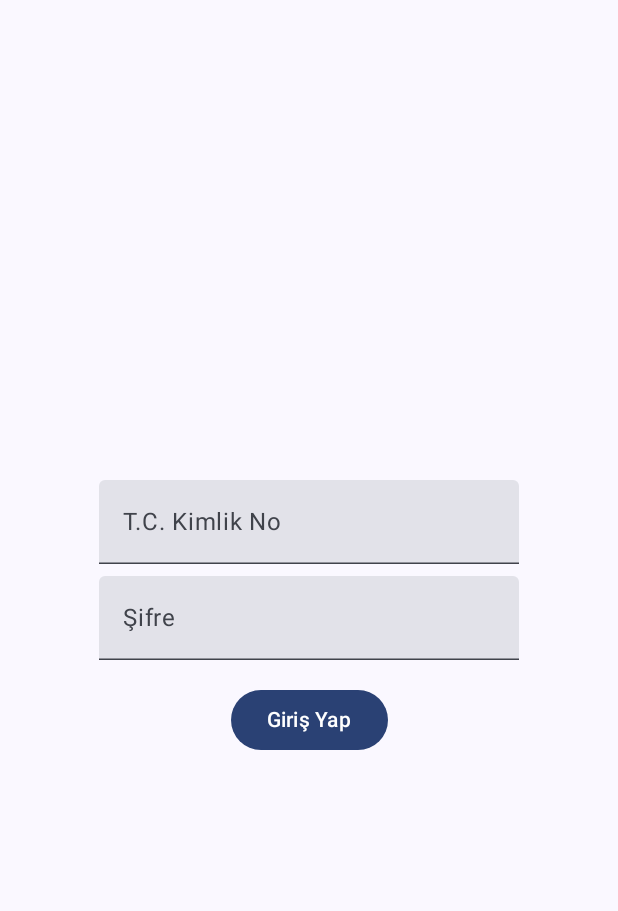
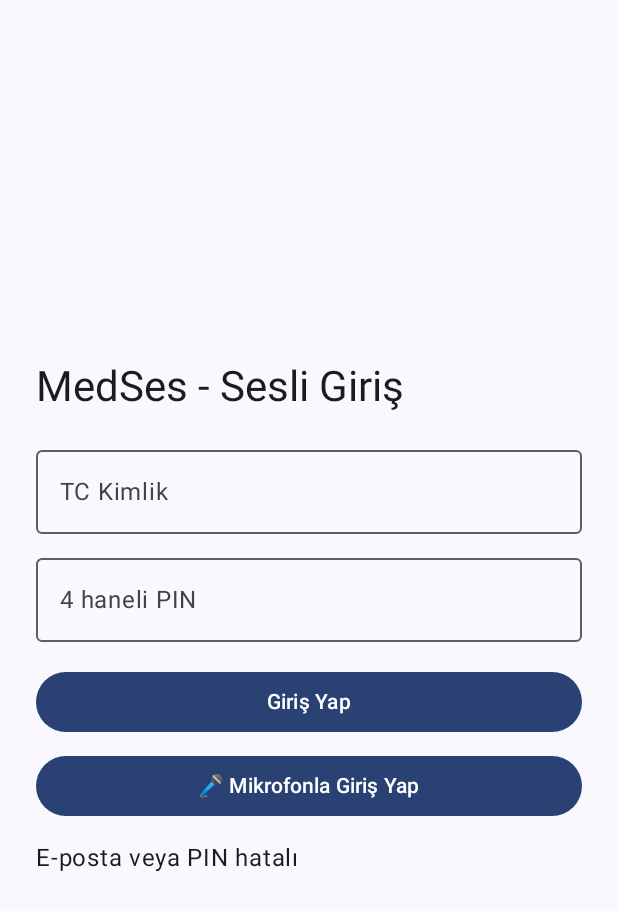
Before and after one commit to esraac/MedSes, an Android app built with Jetpack Compose: the screen it shows after launch (MainActivity), after a tap on "Giriş Yap", on a phone screen of 412 x 824 dp. Shown: the top 911 px of the screen. Run offline under Robolectric (Android 15) with nearby library versions, the light colour scheme and no system bars.

Commit message:
Mikrofon ile giriş özelliği eklendi.

```diff
--- a/app/src/main/java/com/esrac/medses/MainActivity.kt
+++ b/app/src/main/java/com/esrac/medses/MainActivity.kt
@@ -45,8 +45,8 @@
             composable("login") {
                 val loginViewModel: LoginViewModel = viewModel()
                 LoginScreen(
-                    viewModel = loginViewModel,
-                    onLoginSuccess = { navController.navigate("dashboard") }
+                    navController = navController,
+                    viewModel = loginViewModel
                 )
             }
 
--- a/app/src/main/java/com/esrac/medses/ui/theme/Login/LoginScreen.kt
+++ b/app/src/main/java/com/esrac/medses/ui/theme/Login/LoginScreen.kt
@@ -1,56 +1,99 @@
 package com.esrac.medses.ui.theme.Login
 
-import androidx.compose.foundation.layout.Arrangement
-import androidx.compose.foundation.layout.Column
-import androidx.compose.foundation.layout.Spacer
-import androidx.compose.foundation.layout.fillMaxSize
-import androidx.compose.foundation.layout.height
-import androidx.compose.foundation.layout.padding
-import androidx.compose.material3.Button
-import androidx.compose.material3.Text
-import androidx.compose.material3.TextField
-import androidx.compose.runtime.Composable
-import androidx.compose.runtime.getValue
+import android.Manifest
+import android.speech.tts.TextToSpeech
+import androidx.activity.compose.rememberLauncherForActivityResult
+import androidx.activity.result.contract.ActivityResultContracts
+import androidx.compose.foundation.layout.*
+import androidx.compose.material3.*
+import androidx.compose.runtime.*
+import androidx.compose.ui.Modifier
+import androidx.compose.ui.platform.LocalContext
+import androidx.compose.ui.unit.dp
 import androidx.lifecycle.viewmodel.compose.viewModel
-import androidx.compose.runtime.mutableStateOf
-import androidx.compose.runtime.remember
-import androidx.compose.runtime.setValue
-import androidx.compose.ui.Alignment
-import androidx.compose.ui.Modifier
-import androidx.compose.ui.text.input.PasswordVisualTransformation
-import androidx.compose.ui.unit.dp
+import androidx.navigation.NavController
+import java.util.*
 
 @Composable
 fun LoginScreen(
-    viewModel: LoginViewModel = viewModel(),
-    onLoginSuccess: () -> Unit
+    navController: NavController,
+    viewModel: LoginViewModel = viewModel()
 ) {
-    var tcNo by remember { mutableStateOf("") }
-    var password by remember { mutableStateOf("") }
+    var tcKimlikState = viewModel.tcKimlik
+    var pinState = viewModel.pin
+    var loginState = viewModel.loginState
+    var isListening = viewModel.isListening
 
-    Column(
-        modifier = Modifier.fillMaxSize().padding(16.dp),
-        verticalArrangement = Arrangement.Center,
-        horizontalAlignment = Alignment.CenterHorizontally
-    ) {
-        TextField(
-            value = tcNo,
-            onValueChange = { tcNo = it },
-            label = { Text(text = "T.C. Kimlik No") }
-        )
-        Spacer(modifier = Modifier.height(8.dp))
-        TextField(
-            value = password,
-            onValueChange = { password = it },
-            label = { Text("Şifre") },
-            visualTransformation = PasswordVisualTransformation()
-        )
-        Spacer(modifier = Modifier.height(16.dp))
-        Button(onClick = {
-            viewModel.login(tcNo, password)
-            if (viewModel.loginState) onLoginSuccess()
-        }) {
-            Text("Giriş Yap")
+    val context = LocalContext.current
+    val tts = remember { TextToSpeech(context) {} }
+
+    LaunchedEffect(loginState) {
+        if (loginState == "Giriş başarılı") {
+            navController.navigate("dashboard") {
+                popUpTo("login") { inclusive = true }
+            }
+        }
+    }
+
+    val requestPermissionLauncher =
+        rememberLauncherForActivityResult(ActivityResultContracts.RequestPermission()) { granted ->
+            if (granted) {
+                viewModel.startVoiceLogin()
+            } else {
+                tts.language = Locale("tr", "TR")
+                tts.speak(
+                    "Mikrofon izni verilmedi.",
+                    TextToSpeech.QUEUE_FLUSH,
+                    null,
+                    null
+                )
+            }
+        }
+
+    Scaffold { padding ->
+        Column(
+            modifier = Modifier
+                .fillMaxSize()
+                .padding(24.dp),
+            verticalArrangement = Arrangement.Center
+        ) {
+            Text("MedSes - Sesli Giriş", style = MaterialTheme.typography.headlineMedium)
+
+            Spacer(modifier = Modifier.height(16.dp))
+            OutlinedTextField(
+                value = tcKimlikState,
+                onValueChange = { tcKimlikState= it },
+                label = { Text("TC Kimlik") },
+                modifier = Modifier.fillMaxWidth()
+            )
+
+            Spacer(modifier = Modifier.height(8.dp))
+            OutlinedTextField(
+                value = pinState,
+                onValueChange = { pinState = it },
+                label = { Text("4 haneli PIN") },
+                modifier = Modifier.fillMaxWidth()
+            )
+
+            Spacer(modifier = Modifier.height(16.dp))
+            Button(onClick = { viewModel.signIn() }, modifier = Modifier.fillMaxWidth()) {
+                Text("Giriş Yap")
+            }
+
+            Spacer(modifier = Modifier.height(8.dp))
+            Button(onClick = {
+                requestPermissionLauncher.launch(Manifest.permission.RECORD_AUDIO)
+            }, modifier = Modifier.fillMaxWidth()) {
+                Text("🎤 Mikrofonla Giriş Yap")
+            }
+
+            Spacer(modifier = Modifier.height(12.dp))
+            Text(loginState)
+
+            if (isListening) {
+                Spacer(modifier = Modifier.height(8.dp))
+                Text("Dinleniyor...")
+            }
         }
     }
 }
--- a/app/src/main/java/com/esrac/medses/ui/theme/Login/LoginViewModel.kt
+++ b/app/src/main/java/com/esrac/medses/ui/theme/Login/LoginViewModel.kt
@@ -1,15 +1,169 @@
 package com.esrac.medses.ui.theme.Login
 
+import android.app.Application
+import android.content.Context
+import android.content.Intent
+import android.media.AudioManager
+import android.os.Bundle
+import android.speech.RecognitionListener
+import android.speech.RecognizerIntent
+import android.speech.SpeechRecognizer
+import android.speech.tts.TextToSpeech
+import android.speech.tts.UtteranceProgressListener
+import androidx.lifecycle.AndroidViewModel
 import androidx.compose.runtime.getValue
 import androidx.compose.runtime.mutableStateOf
 import androidx.compose.runtime.setValue
-import androidx.lifecycle.ViewModel
+import kotlinx.coroutines.CoroutineScope
+import kotlinx.coroutines.Dispatchers
+import kotlinx.coroutines.delay
+import kotlinx.coroutines.launch
+import java.util.Locale
+class LoginViewModel(application: Application) : AndroidViewModel(application) {
 
-class LoginViewModel : ViewModel() {
-    var loginState by mutableStateOf(false)
-        private set
+    var tcKimlik by mutableStateOf("")
+    var pin by mutableStateOf("")
+    var loginState by mutableStateOf("")
+    var isListening by mutableStateOf(false)
 
-    fun login(tcNo: String, password: String) {
-        loginState = (tcNo == "12345678901" && password == "1234")
+    private val context = application.applicationContext
+    private var tts: TextToSpeech? = null
+    private var speechRecognizer: SpeechRecognizer? = null
+    private var audioManager: AudioManager =
+        context.getSystemService(Context.AUDIO_SERVICE) as AudioManager
+
+    init {
+        setupTTS()
+        setupSpeechRecognizer()
+    }
+
+    private enum class Stage { TCKIMLIK, PIN, NONE }
+    private var listeningStage = Stage.NONE
+
+    fun startVoiceLogin() {
+        listeningStage = Stage.TCKIMLIK
+        speakAndListen("Lütfen TC kimlik numaranızı söyleyin")
+    }
+
+    private fun continueFlow() {
+        when (listeningStage) {
+            Stage.TCKIMLIK -> {
+                listeningStage = Stage.PIN
+                speakAndListen("Lütfen 4 haneli PIN’inizi söyleyin.")
+            }
+            Stage.PIN -> {
+                listeningStage = Stage.NONE
+                signIn()
+            }
+            else -> {}
+        }
+    }
+
+    private fun setupTTS() {
+        tts = TextToSpeech(context) { status ->
+            if (status == TextToSpeech.SUCCESS) {
+                tts?.language = Locale("tr", "TR")
+            }
+        }
+    }
+
+    private fun setupSpeechRecognizer() {
+        speechRecognizer = SpeechRecognizer.createSpeechRecognizer(context)
+        speechRecognizer?.setRecognitionListener(object : RecognitionListener {
+            override fun onResults(results: Bundle?) {
+                val matches = results?.getStringArrayList(SpeechRecognizer.RESULTS_RECOGNITION)
+                if (!matches.isNullOrEmpty()) {
+                    when (listeningStage) {
+                        Stage.TCKIMLIK -> tcKimlik = matches[0].replace(" ", "").lowercase()
+                        Stage.PIN -> pin = convertSpokenToPin(matches[0])
+                        Stage.NONE -> TODO()
+                    }
+                }
+                isListening = false
+                continueFlow()
+            }
+
+            override fun onError(error: Int) {
+                isListening = false
+                speak("Sizi anlayamadım, lütfen tekrar deneyin.")
+                startListeningForCurrentStage()
+            }
+
+            override fun onReadyForSpeech(params: Bundle?) {}
+            override fun onBeginningOfSpeech() {}
+            override fun onRmsChanged(rmsdB: Float) {}
+            override fun onBufferReceived(buffer: ByteArray?) {}
+            override fun onEndOfSpeech() {}
+            override fun onPartialResults(partialResults: Bundle?) {}
+            override fun onEvent(eventType: Int, params: Bundle?) {}
+        })
+    }
+
+    private fun convertSpokenToPin(spoken: String): String {
+        val map = mapOf(
+            "sıfır" to "0", "0" to "0",
+            "bir" to "1", "1" to "1",
+            "iki" to "2", "2" to "2",
+            "üç" to "3", "3" to "3",
+            "dört" to "4", "4" to "4",
+            "beş" to "5", "5" to "5",
+            "altı" to "6", "6" to "6",
+            "yedi" to "7", "7" to "7",
+            "sekiz" to "8", "8" to "8",
+            "dokuz" to "9", "9" to "9"
+        )
+        return spoken.lowercase()
+            .split(" ", ",", "-", ".")
+            .mapNotNull { map[it] }
+            .joinToString("")
+    }
+
+
+    private fun speakAndListen(message: String) {
+        audioManager.setMicrophoneMute(true)
+        val utteranceId = "voice_login"
+        tts?.speak(message, TextToSpeech.QUEUE_FLUSH, null, utteranceId)
+
+        tts?.setOnUtteranceProgressListener(object : UtteranceProgressListener() {
+            override fun onStart(utteranceId: String?) {}
+            override fun onDone(utteranceId: String?) {
+                if (utteranceId == "voice_login") {
+                    CoroutineScope(Dispatchers.Main).launch {
+                        delay(500)
+                        audioManager.setMicrophoneMute(false)
+                        startListeningForCurrentStage()
+                    }
+                }
+            }
+            override fun onError(utteranceId: String?) { audioManager.setMicrophoneMute(false) }
+        })
+    }
+
+    private fun startListeningForCurrentStage() {
+        val intent = Intent(RecognizerIntent.ACTION_RECOGNIZE_SPEECH).apply {
+            putExtra(RecognizerIntent.EXTRA_LANGUAGE_MODEL, RecognizerIntent.LANGUAGE_MODEL_FREE_FORM)
+            putExtra(RecognizerIntent.EXTRA_LANGUAGE, "tr-TR")
+        }
+        isListening = true
+        speechRecognizer?.startListening(intent)
+    }
+
+    fun signIn() {
+        if (tcKimlik == "12345678912" && pin == "1234") {
+            loginState = "Giriş başarılı"
+        } else {
+            loginState = "E-posta veya PIN hatalı"
+        }
+    }
+
+    private fun speak(text: String) {
+        tts?.language = Locale("tr", "TR")
+        tts?.speak(text, TextToSpeech.QUEUE_FLUSH, null, null)
+    }
+
+    override fun onCleared() {
+        super.onCleared()
+        tts?.shutdown()
+        speechRecognizer?.destroy()
     }
 }
```
Also changed, not shown: app/src/main/AndroidManifest.xml (+8 -0 lines), app/src/main/java/com/esrac/medses/Navigation/Navigation.kt (+5 -4 lines).
